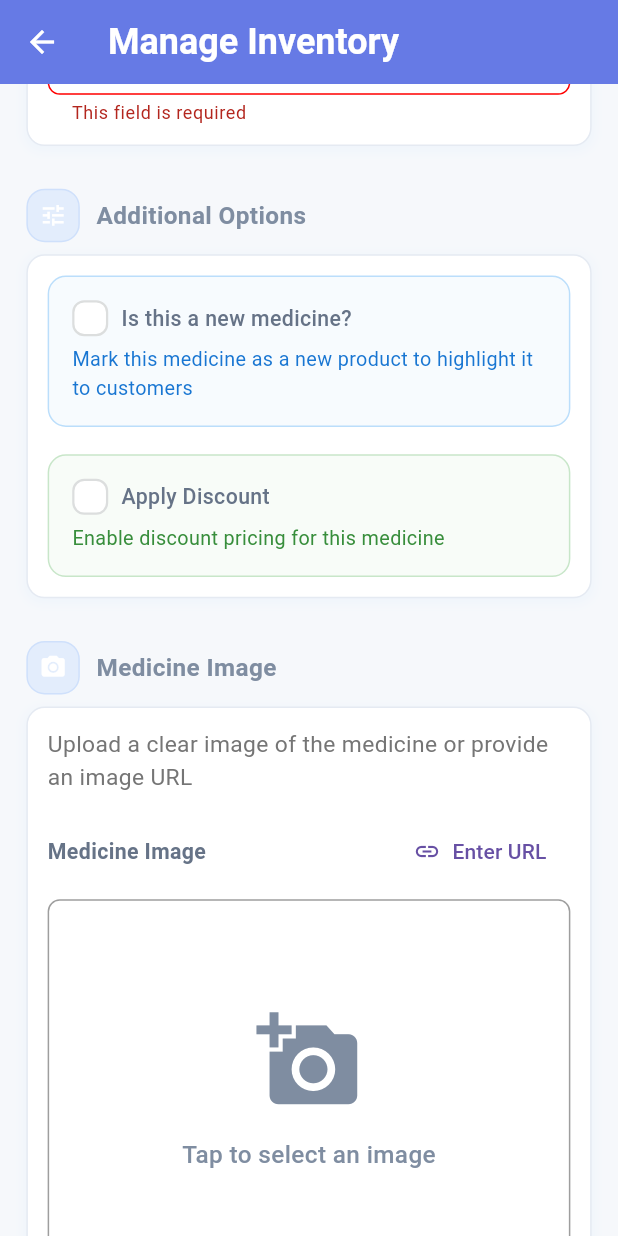
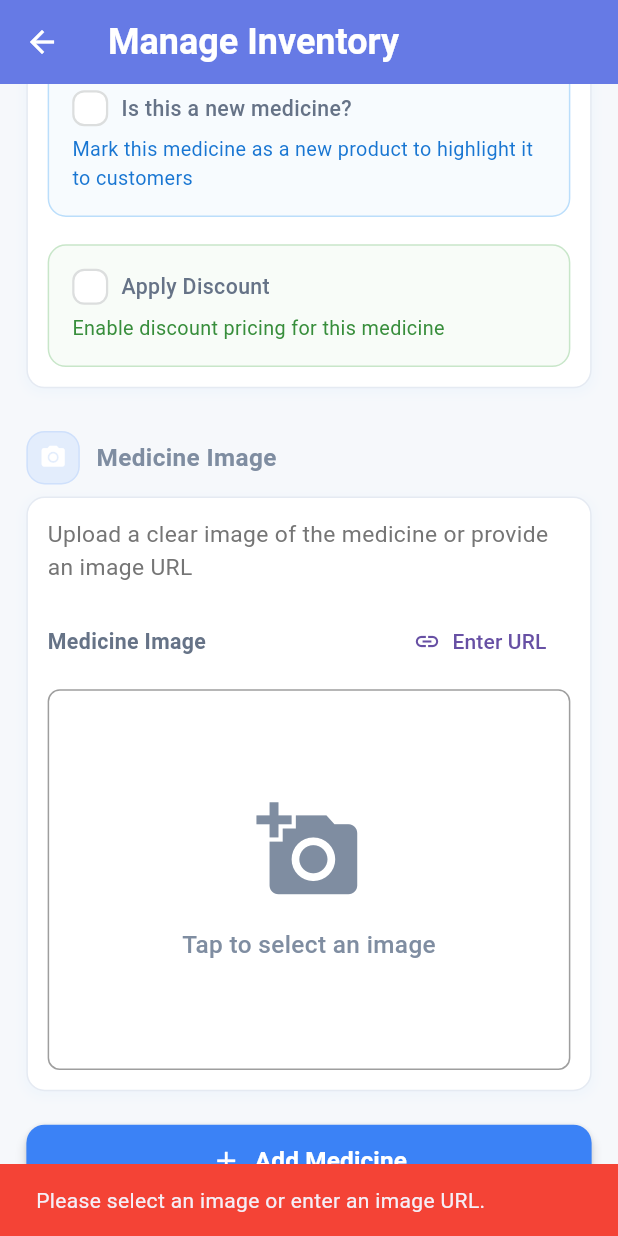
Before and after one commit to Abowaly26/pharma_dashboard, a Flutter app: the AddMedicineView screen opened by its route, scrolled down 1129 dp, after a tap on "Add Medicine", on a phone screen of 412 x 824 dp. Run offline on Flutter 3.47's test engine with Material 3 defaults, Android fonts, the phone set to English and light mode, and no system bars; drawn by our look-alikes of modal_progress_hud_nsn; our stand-ins replace bloc, cached_network_image, cloud_firestore, dartz, firebase_core, flutter_bloc and 7 more; accounts and stored records are empty; statements that could not run were skipped.

Commit message:
feat: add validation for image selection in AddMedicine view, prompting user if no image or URL is provided

```diff
--- a/lib/features/add_medicine/presentation/views/widgets/add_medicine_view_body.dart
+++ b/lib/features/add_medicine/presentation/views/widgets/add_medicine_view_body.dart
@@ -506,6 +506,19 @@ class _AddMedicineViewBodyState extends State<AddMedicineViewBody> {
                       isLoading
                           ? null
                           : () async {
+                            // تحقق من وجود صورة أو رابط صورة
+                            if (image == null &&
+                                (imageUrl == null || imageUrl!.isEmpty)) {
+                              ScaffoldMessenger.of(context).showSnackBar(
+                                SnackBar(
+                                  content: Text(
+                                    'Please select an image or enter an image URL.',
+                                  ),
+                                  backgroundColor: Colors.red,
+                                ),
+                              );
+                              return;
+                            }
                             if (_formKey.currentState!.validate()) {
                               setState(() {
                                 isLoading = true;
```
